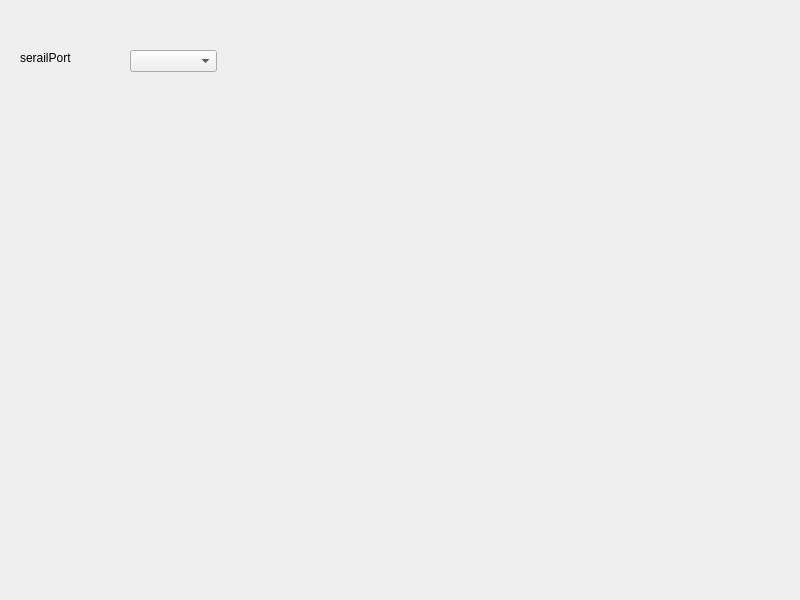
The window that dialog.ui (orchid861861/serialPortUpdateProg) describes before a commit, drawn with Qt 5.
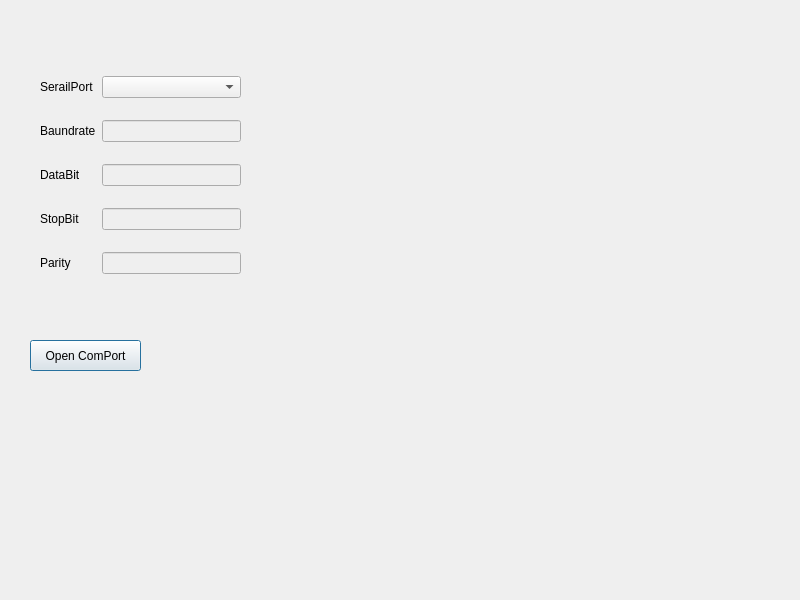
The same window after the commit.

Patch:
```diff
--- a/dialog.ui
+++ b/dialog.ui
@@ -13,28 +13,108 @@
   <property name="windowTitle">
    <string>Dialog</string>
   </property>
-  <widget class="QLabel" name="serialPortlabel">
+  <widget class="QPushButton" name="pushButton">
    <property name="geometry">
     <rect>
-     <x>20</x>
-     <y>50</y>
-     <width>101</width>
-     <height>16</height>
+     <x>30</x>
+     <y>340</y>
+     <width>111</width>
+     <height>31</height>
     </rect>
    </property>
    <property name="text">
-    <string>serailPort</string>
+    <string>Open ComPort</string>
    </property>
   </widget>
-  <widget class="QComboBox" name="comboBox">
+  <widget class="QWidget" name="gridLayoutWidget">
    <property name="geometry">
     <rect>
-     <x>130</x>
-     <y>50</y>
-     <width>87</width>
-     <height>22</height>
+     <x>40</x>
+     <y>60</y>
+     <width>201</width>
+     <height>231</height>
     </rect>
    </property>
+   <layout class="QGridLayout" name="gridLayout">
+    <item row="1" column="1">
+     <widget class="QLineEdit" name="lineEdit_baundrate">
+      <property name="enabled">
+       <bool>false</bool>
+      </property>
+      <property name="readOnly">
+       <bool>true</bool>
+      </property>
+     </widget>
+    </item>
+    <item row="3" column="1">
+     <widget class="QLineEdit" name="lineEdit_stopbit">
+      <property name="enabled">
+       <bool>false</bool>
+      </property>
+      <property name="readOnly">
+       <bool>true</bool>
+      </property>
+     </widget>
+    </item>
+    <item row="0" column="1">
+     <widget class="QComboBox" name="comboBox"/>
+    </item>
+    <item row="2" column="0">
+     <widget class="QLabel" name="label_2">
+      <property name="text">
+       <string>DataBit</string>
+      </property>
+     </widget>
+    </item>
+    <item row="1" column="0">
+     <widget class="QLabel" name="label">
+      <property name="text">
+       <string>Baundrate</string>
+      </property>
+     </widget>
+    </item>
+    <item row="3" column="0">
+     <widget class="QLabel" name="label_3">
+      <property name="text">
+       <string>StopBit</string>
+      </property>
+     </widget>
+    </item>
+    <item row="4" column="0">
+     <widget class="QLabel" name="label_4">
+      <property name="text">
+       <string>Parity</string>
+      </property>
+     </widget>
+    </item>
+    <item row="0" column="0">
+     <widget class="QLabel" name="serialPortlabel">
+      <property name="text">
+       <string>SerailPort</string>
+      </property>
+     </widget>
+    </item>
+    <item row="2" column="1">
+     <widget class="QLineEdit" name="lineEdit_databit">
+      <property name="enabled">
+       <bool>false</bool>
+      </property>
+      <property name="readOnly">
+       <bool>true</bool>
+      </property>
+     </widget>
+    </item>
+    <item row="4" column="1">
+     <widget class="QLineEdit" name="lineEdit_parity">
+      <property name="enabled">
+       <bool>false</bool>
+      </property>
+      <property name="readOnly">
+       <bool>true</bool>
+      </property>
+     </widget>
+    </item>
+   </layout>
   </widget>
  </widget>
  <resources/>
```
